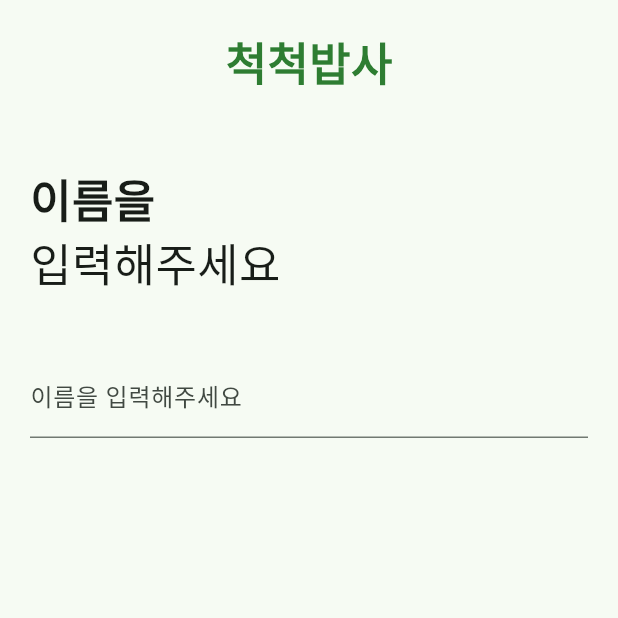
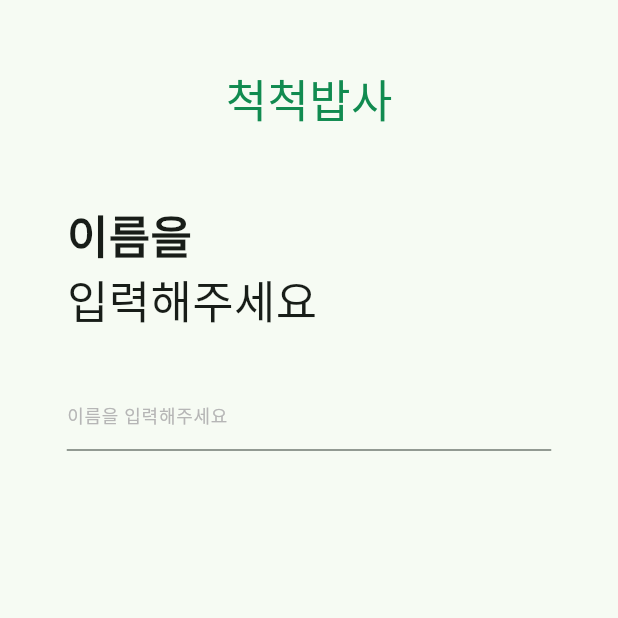
Before and after one commit to 25-1AlphaProject/Frontend, a Flutter app: the screen it shows after launch, on a phone screen of 412 x 824 dp, the top half of it. Run offline on Flutter 3.47's test engine with Material 3 defaults, Android fonts, the phone set to English and light mode, and no system bars; Roboto replaces fonts that are missing (PretenderardVariable, yg-jalnan).

Commit message:
FEAT: Reflect design(fonts, color)&Add hleperText

```diff
--- a/alpha_front/lib/SignUp/signup.dart
+++ b/alpha_front/lib/SignUp/signup.dart
@@ -21,18 +21,18 @@ class _signupScreenState extends State<signupScreen> {
         child: SingleChildScrollView(
           scrollDirection: Axis.vertical,
           child: Padding(
-            padding: const EdgeInsets.all(20.0),
+            padding: const EdgeInsets.all(44.5),
             child: Column(
               crossAxisAlignment: CrossAxisAlignment.start,
               children: [
-                Center(
+                const Center(
                   child: Text(
                     '척척밥사',
                     style: TextStyle(
                       fontFamily: 'yg-jalnan',
                       fontSize: 30,
-                      fontWeight: FontWeight.bold,
-                      color: Colors.green.shade800,
+                      fontWeight: FontWeight.normal,
+                      color: Color.fromRGBO(17, 139, 80, 100.0),
                     ),
                   ),
                 ), //앱명
@@ -49,7 +49,7 @@ class _signupScreenState extends State<signupScreen> {
                                   : currentStep == 5
                                       ? "비밀번호를 한 번 더"
                                       : currentStep == 6
-                                          ? " 이메일을"
+                                          ? "이메일을"
                                           : currentStep == 7
                                               ? "전화번호를"
                                               : "인증번호를",
@@ -57,6 +57,7 @@ class _signupScreenState extends State<signupScreen> {
                       fontFamily: 'yg-jalnan',
                       fontSize: 30,
                       fontWeight: FontWeight.bold),
+                  textAlign: TextAlign.left,
                 ),
                 const Text(
                   "입력해주세요",
@@ -65,10 +66,18 @@ class _signupScreenState extends State<signupScreen> {
                       fontSize: 30,
                       fontWeight: FontWeight.normal),
                 ),
-                const SizedBox(height: 39),
+                const SizedBox(height: 31),
 
                 TextField(
-                  decoration: const InputDecoration(labelText: "이름을 입력해주세요"),
+                  decoration: const InputDecoration(
+                    hintText: "이름을 입력해주세요",
+                    hintStyle: TextStyle(
+                      fontFamily: "PretenderardVariable",
+                      fontSize: 12,
+                      color: Color.fromRGBO(182, 182, 182, 100.0),
+                      fontWeight: FontWeight.normal,
+                    ),
+                  ),
                   onSubmitted: (value) {
                     setState(() {
                       username = value;
@@ -76,7 +85,7 @@ class _signupScreenState extends State<signupScreen> {
                     });
                   },
                 ), //이름
-                const SizedBox(height: 15),
+                const SizedBox(height: 21),
 
                 Visibility(
                   visible: currentStep >= 2,
@@ -84,14 +93,21 @@ class _signupScreenState extends State<signupScreen> {
                     children: [
                       TextField(
                         decoration: InputDecoration(
-                            labelText: "$username님을 어떻게 불러드릴까요?"),
+                          labelText: "$username님을 어떻게 불러드릴까요?",
+                          labelStyle: const TextStyle(
+                            fontFamily: "PretenderardVariable",
+                            fontSize: 12,
+                            color: Color.fromRGBO(182, 182, 182, 100.0),
+                            fontWeight: FontWeight.normal,
+                          ),
+                        ),
                         onSubmitted: (value) {
                           setState(() {
                             currentStep = 3; // 다음 단계로 이동
                           });
                         },
                       ), //이름
-                      const SizedBox(height: 10),
+                      const SizedBox(height: 21),
                     ],
                   ),
                 ),
@@ -103,28 +119,36 @@ class _signupScreenState extends State<signupScreen> {
                       TextField(
                         decoration: InputDecoration(
                           labelText: "아이디를 입력해주세요",
+                          labelStyle: const TextStyle(
+                            fontFamily: "PretenderardVariable",
+                            fontSize: 12,
+                            color: Color.fromRGBO(182, 182, 182, 100.0),
+                            fontWeight: FontWeight.normal,
+                          ),
                           suffixIcon: Padding(
-                            padding: const EdgeInsets.only(right: 8),
+                            padding: const EdgeInsets.only(right: 6, bottom: 4),
                             child: SizedBox(
-                              height: 40,
+                              height: 22,
                               child: ElevatedButton(
                                 onPressed: () {},
                                 style: ElevatedButton.styleFrom(
-                                  backgroundColor: Colors.grey.shade400,
+                                  backgroundColor: const Color.fromRGBO(
+                                      217, 217, 217, 100.0),
                                   shape: RoundedRectangleBorder(
-                                    borderRadius: BorderRadius.circular(8),
+                                    borderRadius: BorderRadius.circular(5),
                                   ),
                                   padding: const EdgeInsets.symmetric(
-                                      horizontal: 12),
-                                  minimumSize: const Size(70, 40),
+                                      horizontal: 10, vertical: 10),
+                                  minimumSize: const Size(60, 22),
                                   elevation: 0,
                                 ),
                                 child: const Text(
                                   "중복확인",
                                   style: TextStyle(
                                     fontFamily: "PretenderardVariable",
-                                    fontSize: 14,
-                                    color: Colors.black87,
+                                    fontWeight: FontWeight.bold,
+                                    fontSize: 10,
+                                    color: Color.fromRGBO(121, 121, 121, 100.0),
                                   ),
                                 ),
                               ),
@@ -137,7 +161,7 @@ class _signupScreenState extends State<signupScreen> {
                           });
                         },
                       ),
-                      const SizedBox(width: 10),
+                      const SizedBox(height: 21),
                     ],
                   ),
                 ),
@@ -147,8 +171,23 @@ class _signupScreenState extends State<signupScreen> {
                   child: Column(
                     children: [
                       TextField(
-                        decoration:
-                            const InputDecoration(labelText: "비밀번호를 입력해주세요"),
+                        decoration: const InputDecoration(
+                          labelText: "비밀번호를 입력해주세요",
+                          labelStyle: TextStyle(
+                            fontFamily: "PretenderardVariable",
+                            fontSize: 12,
+                            color: Color.fromRGBO(182, 182, 182, 100.0),
+                            fontWeight: FontWeight.normal,
+                          ),
+                          helperText:
+                              "영문 / 숫자 / 기호 중 2가지 이상 조합, 8자리 이상으로 설정해주세요",
+                          helperStyle: TextStyle(
+                            fontFamily: "PretenderardVariable",
+                            fontSize: 8,
+                            color: Color.fromRGBO(182, 182, 182, 100.0),
+                            fontWeight: FontWeight.normal,
+                          ),
+                        ),
                         obscureText: true,
                         onSubmitted: (value) {
                           setState(() {
@@ -156,18 +195,7 @@ class _signupScreenState extends State<signupScreen> {
                           });
                         },
                       ), //비번
-                      const Align(
-                        alignment: AlignmentDirectional.centerStart,
-                        child: Text(
-                          "영문 / 숫자 / 기호 중 2가지 이상 조합, 8자리 이상으로 설정해주세요",
-                          style: TextStyle(
-                            fontFamily: "PretendardVariable",
-                            fontSize: 8,
-                            color: Colors.black87,
-                          ),
-                        ),
-                      ),
-                      const SizedBox(height: 10),
+                      const SizedBox(height: 21),
                     ],
                   ),
                 ),
@@ -178,7 +206,14 @@ class _signupScreenState extends State<signupScreen> {
                     children: [
                       TextField(
                         decoration: const InputDecoration(
-                            labelText: "비밀번호를 한 번 더 입력해주세요"),
+                          labelText: "비밀번호를 한 번 더 입력해주세요",
+                          labelStyle: TextStyle(
+                            fontFamily: "PretenderardVariable",
+                            fontSize: 12,
+                            color: Color.fromRGBO(182, 182, 182, 100.0),
+                            fontWeight: FontWeight.normal,
+                          ),
+                        ),
                         obscureText: true,
                         onSubmitted: (value) {
                           setState(() {
@@ -186,7 +221,7 @@ class _signupScreenState extends State<signupScreen> {
                           });
                         },
                       ),
-                      const SizedBox(height: 10),
+                      const SizedBox(height: 21),
                     ],
                   ),
                 ), //비번 재확인
@@ -196,15 +231,22 @@ class _signupScreenState extends State<signupScreen> {
                   child: Column(
                     children: [
                       TextField(
-                        decoration:
-                            const InputDecoration(labelText: "이메일을 입력해주세요"),
+                        decoration: const InputDecoration(
+                          labelText: "이메일을 입력해주세요",
+                          labelStyle: TextStyle(
+                            fontFamily: "PretenderardVariable",
+                            fontSize: 12,
+                            color: Color.fromRGBO(182, 182, 182, 100.0),
+                            fontWeight: FontWeight.normal,
+                          ),
+                        ),
                         onSubmitted: (value) {
                           setState(() {
                             currentStep = 7; // 다음 단계로 이동
                           });
                         },
                       ),
-                      const SizedBox(height: 10),
+                      const SizedBox(height: 21),
                     ],
                   ),
                 ), //이메일
@@ -217,28 +259,36 @@ class _signupScreenState extends State<signupScreen> {
                       TextField(
                         decoration: InputDecoration(
                           labelText: "전화번호를 입력해주세요",
+                          labelStyle: const TextStyle(
+                            fontFamily: "PretenderardVariable",
+                            fontSize: 12,
+                            color: Color.fromRGBO(182, 182, 182, 100.0),
+                            fontWeight: FontWeight.normal,
+                          ),
                           suffixIcon: Padding(
-                            padding: const EdgeInsets.only(right: 8),
+                            padding: const EdgeInsets.only(right: 6, bottom: 4),
                             child: SizedBox(
-                              height: 40,
+                              height: 22,
                               child: ElevatedButton(
                                 onPressed: () {},
                                 style: ElevatedButton.styleFrom(
-                                  backgroundColor: Colors.grey.shade400,
+                                  backgroundColor: const Color.fromRGBO(
+                                      217, 217, 217, 100.0),
                                   shape: RoundedRectangleBorder(
-                                    borderRadius: BorderRadius.circular(8),
+                                    borderRadius: BorderRadius.circular(5),
                                   ),
                                   padding: const EdgeInsets.symmetric(
-                                      horizontal: 12),
-                                  minimumSize: const Size(70, 40),
+                                      horizontal: 10, vertical: 10),
+                                  minimumSize: const Size(77, 22),
                                   elevation: 0,
                                 ),
                                 child: const Text(
                                   "인증번호 발송",
                                   style: TextStyle(
                                     fontFamily: "PretenderardVariable",
-                                    fontSize: 14,
-                                    color: Colors.black87,
+                                    fontSize: 10,
+                                    fontWeight: FontWeight.bold,
+                                    color: Color.fromRGBO(121, 121, 121, 100.0),
                                   ),
                                 ),
                               ),
@@ -251,7 +301,7 @@ class _signupScreenState extends State<signupScreen> {
                           });
                         },
                       ),
-                      const SizedBox(height: 10),
+                      const SizedBox(height: 21),
                     ],
                   ),
                 ),
@@ -263,28 +313,36 @@ class _signupScreenState extends State<signupScreen> {
                       TextField(
                         decoration: InputDecoration(
                           labelText: "인증번호를 입력해주세요",
+                          labelStyle: const TextStyle(
+                            fontFamily: "PretenderardVariable",
+                            fontSize: 12,
+                            color: Color.fromRGBO(182, 182, 182, 100.0),
+                            fontWeight: FontWeight.normal,
+                          ),
                           suffixIcon: Padding(
-                            padding: const EdgeInsets.only(right: 8),
+                            padding: const EdgeInsets.only(right: 6, bottom: 4),
                             child: SizedBox(
-                              height: 40,
+                              height: 22,
                               child: ElevatedButton(
                                 onPressed: () {},
                                 style: ElevatedButton.styleFrom(
-                                  backgroundColor: Colors.grey.shade400,
+                                  backgroundColor: const Color.fromRGBO(
+                                      217, 217, 217, 100.0),
                                   shape: RoundedRectangleBorder(
-                                    borderRadius: BorderRadius.circular(8),
+                                    borderRadius: BorderRadius.circular(5),
                                   ),
                                   padding: const EdgeInsets.symmetric(
-                                      horizontal: 12),
-                                  minimumSize: const Size(70, 40),
+                                      horizontal: 10),
+                                  minimumSize: const Size(60, 22),
                                   elevation: 0,
                                 ),
                                 child: const Text(
                                   "인증 확인",
                                   style: TextStyle(
                                     fontFamily: "PretenderardVariable",
-                                    fontSize: 14,
-                                    color: Colors.black87,
+                                    fontSize: 10,
+                                    fontWeight: FontWeight.bold,
+                                    color: Color.fromRGBO(121, 121, 121, 100.0),
                                   ),
                                 ),
                               ),
@@ -303,25 +361,26 @@ class _signupScreenState extends State<signupScreen> {
                 ),
 
                 Visibility(
-                  visible: currentStep >= 8,
+                  visible: currentStep >= 9,
                   child: TextButton(
                     onPressed: () {},
                     style: TextButton.styleFrom(
-                      backgroundColor: Colors.grey.shade400,
+                      backgroundColor:
+                          const Color.fromRGBO(226, 226, 226, 100.0),
                       shape: RoundedRectangleBorder(
-                        borderRadius: BorderRadius.circular(8), // 둥글게 조정
+                        borderRadius: BorderRadius.circular(5),
                       ),
-                      padding: const EdgeInsets.symmetric(
-                          horizontal: 12), // 좌우 패딩 조정
-                      minimumSize: const Size(double.infinity, 43), // 크기 조정
+                      padding: const EdgeInsets.symmetric(horizontal: 12),
+                      minimumSize: const Size(double.infinity, 43),
                       elevation: 0,
                     ),
                     child: const Text(
                       "회원가입하기",
                       style: TextStyle(
                         fontFamily: "PretenderardVariable",
-                        fontSize: 14,
-                        color: Colors.black87,
+                        fontSize: 12,
+                        fontWeight: FontWeight.bold,
+                        color: Color.fromRGBO(136, 136, 136, 100.0),
                       ),
                     ),
                   ),
```
